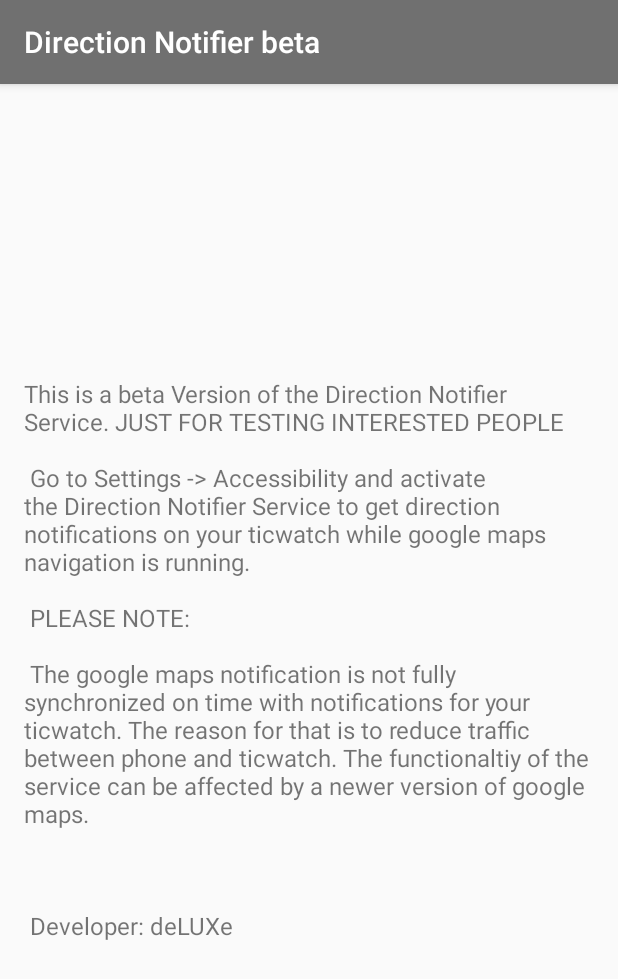
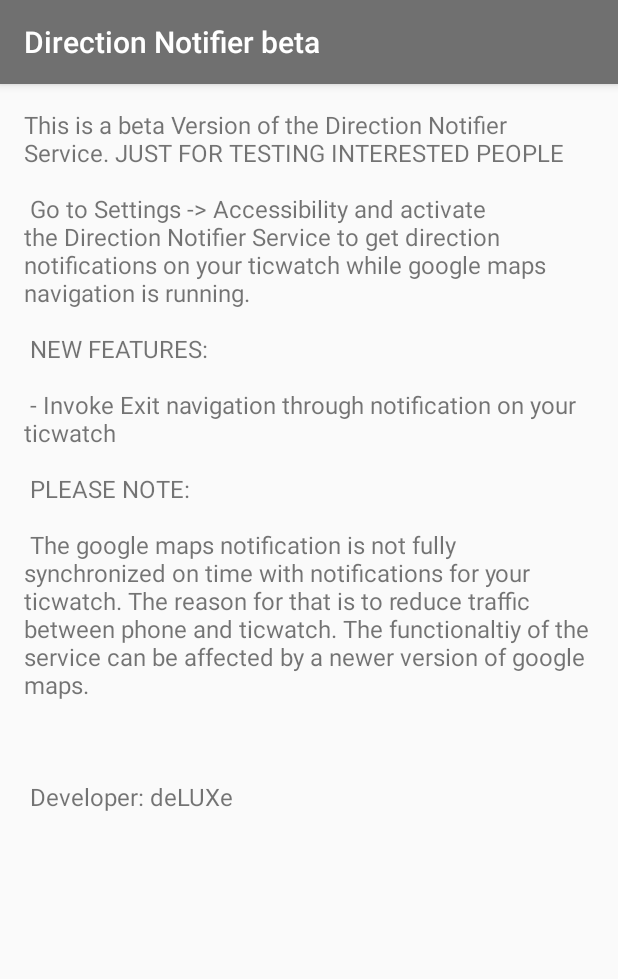
Before and after one commit to ThomasSchmitz1981/DirectionNotifier, an Android app: the screen it shows after launch (MainActivity), on a phone screen of 412 x 824 dp. Shown: the top 979 px of the screen. Run offline under Robolectric (Android 15) with nearby library versions, the phone set to English and light mode, and no system bars.

Commit message:
adds exit navigation

```diff
--- a/mobile/src/main/res/layout/activity_main.xml
+++ b/mobile/src/main/res/layout/activity_main.xml
@@ -7,7 +7,9 @@
     android:paddingRight="@dimen/activity_horizontal_margin"
     android:paddingTop="@dimen/activity_vertical_margin">
 
-
+    <ScrollView
+        android:layout_width="wrap_content"
+        android:layout_height="wrap_content">
     <TextView
         android:id="@+id/main_text"
         android:layout_width="wrap_content"
@@ -15,4 +17,5 @@
         android:layout_centerInParent="true"
         android:text="@string/dir_service_settings"
         android:textSize="16sp" />
+    </ScrollView>
 </RelativeLayout>
--- a/mobile/src/main/res/values/strings.xml
+++ b/mobile/src/main/res/values/strings.xml
@@ -10,6 +10,9 @@
     JUST FOR TESTING INTERESTED PEOPLE \n\n
     Go to Settings -> Accessibility and activate the Direction Notifier Service
     to get direction notifications on your ticwatch while google maps navigation is running.\n\n
+    NEW FEATURES: \n\n
+    - Invoke "Exit navigation" through notification on your ticwatch
+    \n\n
     PLEASE NOTE: \n\n
     The google maps notification is not fully synchronized on time with notifications for your ticwatch.
     The reason for that is to reduce traffic between phone and ticwatch.
```
Also changed, not shown: mobile/src/main/java/de/luxe/direction/notifier/DirectionNotifierService.java (+31 -7 lines).
